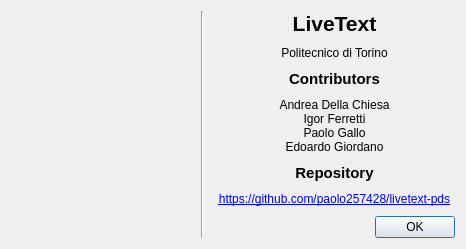
First picture: the form in textedit/forms/aboutwindow.ui, repository pgallo725/livetext-pds, before the edit.
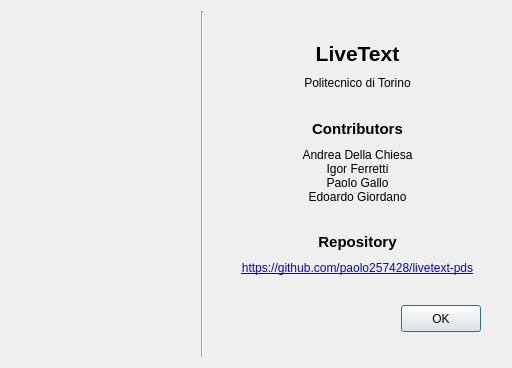
Second picture: the form after the edit.

Commit message: Fix AboutWindow layout

```diff
--- a/textedit/forms/aboutwindow.ui
+++ b/textedit/forms/aboutwindow.ui
@@ -6,10 +6,16 @@
    <rect>
     <x>0</x>
     <y>0</y>
-    <width>466</width>
-    <height>219</height>
+    <width>512</width>
+    <height>368</height>
    </rect>
   </property>
+  <property name="sizePolicy">
+   <sizepolicy hsizetype="MinimumExpanding" vsizetype="MinimumExpanding">
+    <horstretch>0</horstretch>
+    <verstretch>0</verstretch>
+   </sizepolicy>
+  </property>
   <property name="windowTitle">
    <string>About</string>
   </property>
@@ -69,7 +75,7 @@
        <property name="sizeHint" stdset="0">
         <size>
          <width>20</width>
-         <height>40</height>
+         <height>30</height>
         </size>
        </property>
       </spacer>
@@ -123,10 +129,13 @@
        <property name="orientation">
         <enum>Qt::Vertical</enum>
        </property>
+       <property name="sizeType">
+        <enum>QSizePolicy::MinimumExpanding</enum>
+       </property>
        <property name="sizeHint" stdset="0">
         <size>
          <width>20</width>
-         <height>40</height>
+         <height>10</height>
         </size>
        </property>
       </spacer>
@@ -171,10 +180,13 @@
        <property name="orientation">
         <enum>Qt::Vertical</enum>
        </property>
+       <property name="sizeType">
+        <enum>QSizePolicy::MinimumExpanding</enum>
+       </property>
        <property name="sizeHint" stdset="0">
         <size>
          <width>20</width>
-         <height>40</height>
+         <height>10</height>
         </size>
        </property>
       </spacer>
@@ -265,14 +277,46 @@
        <property name="orientation">
         <enum>Qt::Vertical</enum>
        </property>
+       <property name="sizeType">
+        <enum>QSizePolicy::MinimumExpanding</enum>
+       </property>
        <property name="sizeHint" stdset="0">
         <size>
          <width>20</width>
-         <height>40</height>
+         <height>15</height>
         </size>
        </property>
       </spacer>
      </item>
+     <item>
+      <layout class="QHBoxLayout" name="horizontalLayout_4">
+       <property name="leftMargin">
+        <number>10</number>
+       </property>
+       <property name="rightMargin">
+        <number>20</number>
+       </property>
+       <item alignment="Qt::AlignRight">
+        <widget class="QPushButton" name="pushButton">
+         <property name="sizePolicy">
+          <sizepolicy hsizetype="Minimum" vsizetype="Expanding">
+           <horstretch>0</horstretch>
+           <verstretch>0</verstretch>
+          </sizepolicy>
+         </property>
+         <property name="minimumSize">
+          <size>
+           <width>80</width>
+           <height>27</height>
+          </size>
+         </property>
+         <property name="text">
+          <string>OK</string>
+         </property>
+        </widget>
+       </item>
+      </layout>
+     </item>
      <item>
       <spacer name="verticalSpacer_5">
        <property name="orientation">
@@ -281,18 +325,11 @@
        <property name="sizeHint" stdset="0">
         <size>
          <width>20</width>
-         <height>40</height>
+         <height>25</height>
         </size>
        </property>
       </spacer>
      </item>
-     <item alignment="Qt::AlignRight">
-      <widget class="QPushButton" name="pushButton">
-       <property name="text">
-        <string>OK</string>
-       </property>
-      </widget>
-     </item>
     </layout>
    </item>
   </layout>
```
Left out of the diff: 2 changed lines with no effect on the pictures. The commit also changes 2 other files.
